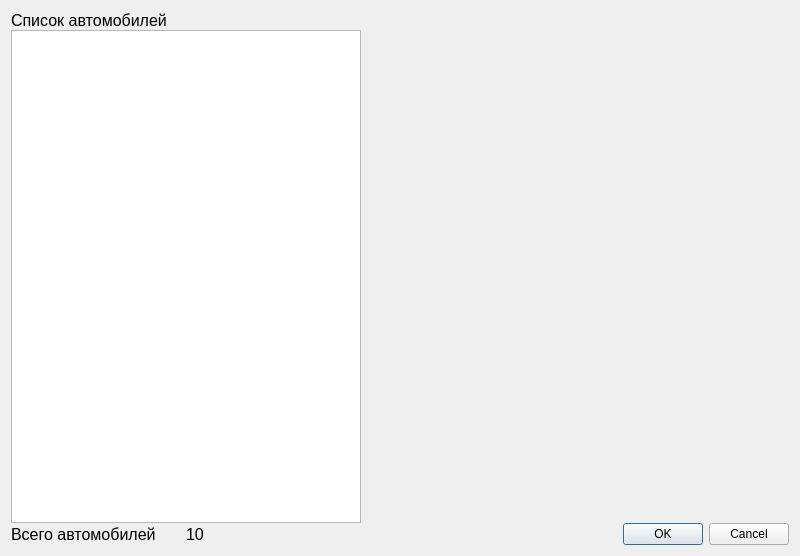
Qt form Modules/Autopark/View/viewerdataautopark.ui (Sakton/CONVEYANCE_Q) before a commit.
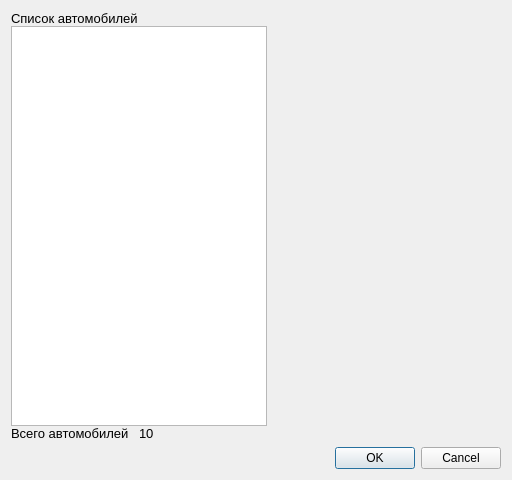
The same form after that commit. Custom widgets are drawn as their Qt base class.

The edit to the form file:
```diff
--- a/Modules/Autopark/View/viewerdataautopark.ui
+++ b/Modules/Autopark/View/viewerdataautopark.ui
@@ -6,15 +6,15 @@
    <rect>
     <x>0</x>
     <y>0</y>
-    <width>800</width>
-    <height>556</height>
+    <width>512</width>
+    <height>480</height>
    </rect>
   </property>
-  <property name="minimumSize">
-   <size>
-    <width>800</width>
-    <height>0</height>
-   </size>
+  <property name="sizePolicy">
+   <sizepolicy hsizetype="Maximum" vsizetype="Maximum">
+    <horstretch>0</horstretch>
+    <verstretch>0</verstretch>
+   </sizepolicy>
   </property>
   <property name="windowTitle">
    <string>AUTOS</string>
@@ -29,7 +29,7 @@
       <widget class="QLabel" name="label_3">
        <property name="font">
         <font>
-         <pointsize>12</pointsize>
+         <pointsize>10</pointsize>
         </font>
        </property>
        <property name="text">
@@ -41,7 +41,7 @@
       <widget class="QLabel" name="label">
        <property name="font">
         <font>
-         <pointsize>12</pointsize>
+         <pointsize>10</pointsize>
         </font>
        </property>
        <property name="text">
@@ -49,18 +49,11 @@
        </property>
       </widget>
      </item>
-     <item row="3" column="3">
-      <widget class="QDialogButtonBox" name="buttonBox">
-       <property name="standardButtons">
-        <set>QDialogButtonBox::Cancel|QDialogButtonBox::Ok</set>
-       </property>
-      </widget>
-     </item>
      <item row="2" column="1" rowspan="2">
       <widget class="QLabel" name="labelCountAutos">
        <property name="font">
         <font>
-         <pointsize>12</pointsize>
+         <pointsize>10</pointsize>
         </font>
        </property>
        <property name="text">
@@ -68,10 +61,10 @@
        </property>
       </widget>
      </item>
-     <item row="0" column="3" rowspan="3">
+     <item row="0" column="3" rowspan="4">
       <widget class="TemplateTheAutomobilForm" name="templateTheAutomobilForm" native="true">
        <property name="sizePolicy">
-        <sizepolicy hsizetype="Preferred" vsizetype="Preferred">
+        <sizepolicy hsizetype="Expanding" vsizetype="Expanding">
          <horstretch>0</horstretch>
          <verstretch>0</verstretch>
         </sizepolicy>
@@ -81,14 +74,14 @@
      <item row="1" column="0" colspan="2">
       <widget class="QListWidget" name="listWidgetAuto">
        <property name="sizePolicy">
-        <sizepolicy hsizetype="Preferred" vsizetype="Expanding">
+        <sizepolicy hsizetype="Expanding" vsizetype="Expanding">
          <horstretch>0</horstretch>
          <verstretch>0</verstretch>
         </sizepolicy>
        </property>
        <property name="minimumSize">
         <size>
-         <width>350</width>
+         <width>151</width>
          <height>0</height>
         </size>
        </property>
@@ -96,6 +89,13 @@
      </item>
     </layout>
    </item>
+   <item row="1" column="0">
+    <widget class="QDialogButtonBox" name="buttonBox">
+     <property name="standardButtons">
+      <set>QDialogButtonBox::Cancel|QDialogButtonBox::Ok</set>
+     </property>
+    </widget>
+   </item>
   </layout>
  </widget>
  <customwidgets>
```
